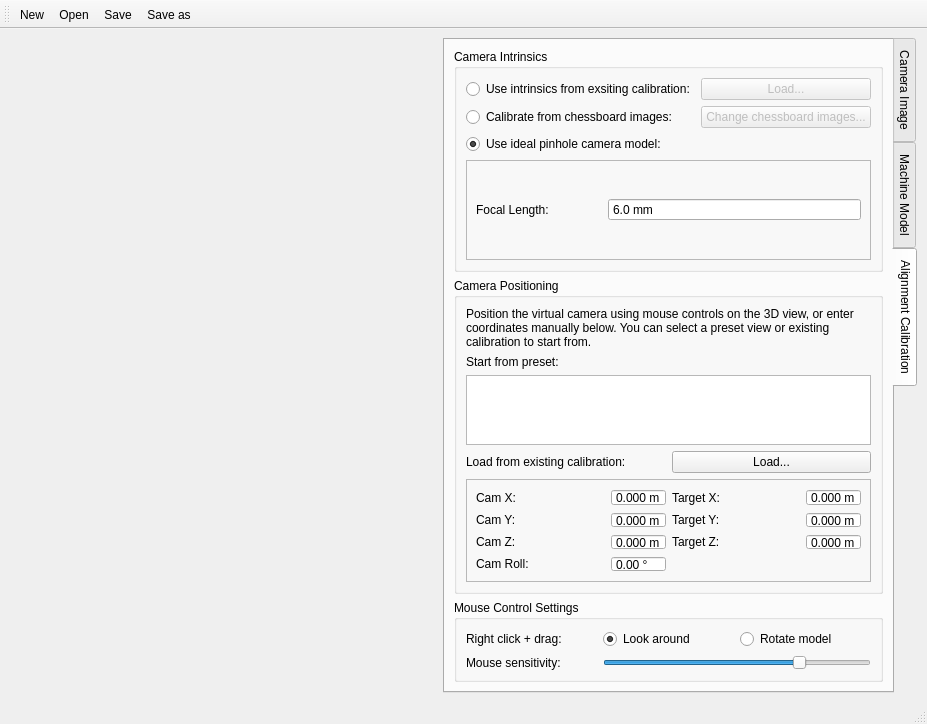
euratom-software/calcam, file calcam/gui/alignment_calib_editor.ui: the form before one commit.
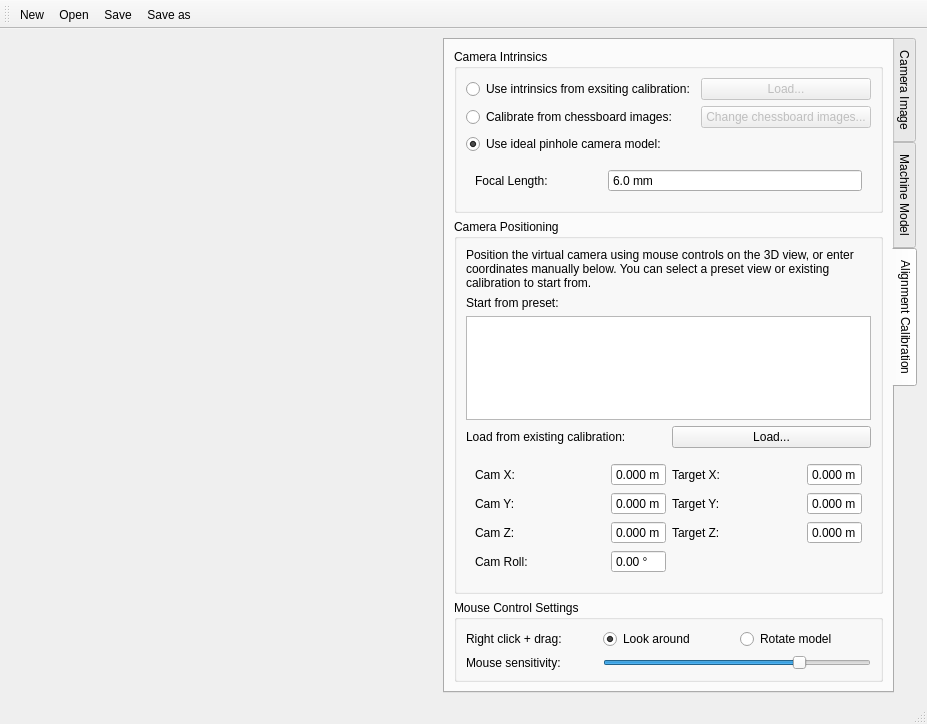
The form after the commit. The open tabs and pages were chosen to show the change.

Diff of the .ui file:
```diff
--- a/calcam/gui/alignment_calib_editor.ui
+++ b/calcam/gui/alignment_calib_editor.ui
@@ -870,11 +870,11 @@
              <property name="minimumSize">
               <size>
                <width>0</width>
-               <height>100</height>
+               <height>0</height>
               </size>
              </property>
              <property name="frameShape">
-              <enum>QFrame::StyledPanel</enum>
+              <enum>QFrame::NoFrame</enum>
              </property>
              <property name="frameShadow">
               <enum>QFrame::Raised</enum>
@@ -976,7 +976,7 @@
               </sizepolicy>
              </property>
              <property name="frameShape">
-              <enum>QFrame::StyledPanel</enum>
+              <enum>QFrame::NoFrame</enum>
              </property>
              <property name="frameShadow">
               <enum>QFrame::Raised</enum>
@@ -1305,6 +1305,19 @@
           </layout>
          </widget>
         </item>
+        <item>
+         <spacer name="verticalSpacer_3">
+          <property name="orientation">
+           <enum>Qt::Vertical</enum>
+          </property>
+          <property name="sizeHint" stdset="0">
+           <size>
+            <width>20</width>
+            <height>40</height>
+           </size>
+          </property>
+         </spacer>
+        </item>
         <item>
          <spacer name="verticalSpacer">
           <property name="orientation">
```
Left out of the diff: 6 changed lines with no effect on the pictures.
